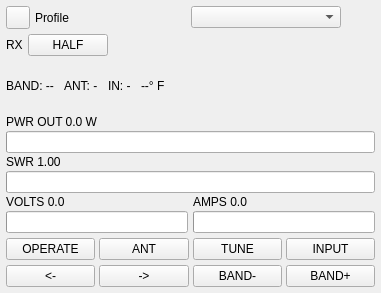
Old version of the form ui/AmplifierWidget.ui in the repository aa5sh/QLog.
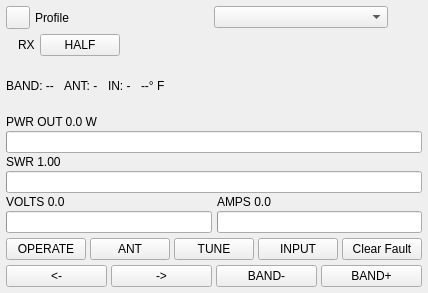
New version of the form.

What changed in the file:
```diff
--- a/ui/AmplifierWidget.ui
+++ b/ui/AmplifierWidget.ui
@@ -108,6 +108,12 @@
    </item>
    <item>
     <layout class="QHBoxLayout" name="summaryLayout">
+     <item>
+      <widget class="QLabel" name="faultLabel">
+       <property name="text"><string/></property>
+       <property name="styleSheet"><string notr="true">color: #d50000; font-weight: bold;</string></property>
+      </widget>
+     </item>
      <item>
       <widget class="QLabel" name="txLabel">
        <property name="text">
@@ -311,6 +317,12 @@
        </property>
       </widget>
      </item>
+     <item>
+      <widget class="QPushButton" name="clearFaultButton">
+       <property name="text"><string>Clear Fault</string></property>
+       <property name="toolTip"><string>Clear the amplifier fault. Operate mode must be selected separately.</string></property>
+      </widget>
+     </item>
     </layout>
    </item>
    <item>
```
